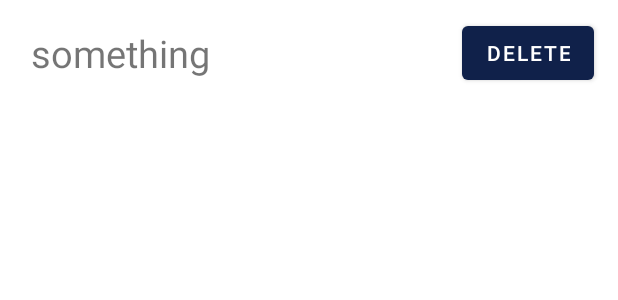
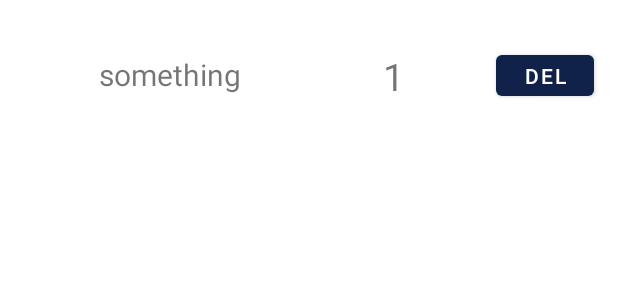
Before and after one commit to BabyKangaroo117/Frugl-APP, an Android app: the layout activity_list_view.xml on its own in the app's theme, with its tools: preview values and no code run, on a phone screen of 412 x 824 dp. Shown: the top 300 px of the screen. Run offline under Robolectric (Android 15) with nearby library versions, the phone set to English and light mode, and no system bars.

Commit message:
Added generic item names in create list page

```diff
--- a/app/src/main/java/com/example/frugl_app/data/repository/ItemRepository.kt
+++ b/app/src/main/java/com/example/frugl_app/data/repository/ItemRepository.kt
@@ -60,7 +60,7 @@ class ItemRepository(private val api: ApiService) {
 
                     genericItems.value = items
 
-                    Log.d("LOG_MESSAGE", response.body().toString())
+                    //Log.d("LOG_MESSAGE", response.body().toString())
                     //response.body()?.get(0)?.let { Log.d("LOG_HEADERS", it.toString()) }
                 }
                 else {
--- a/app/src/main/res/layout/activity_list_view.xml
+++ b/app/src/main/res/layout/activity_list_view.xml
@@ -3,26 +3,30 @@
     xmlns:app="http://schemas.android.com/apk/res-auto"
     xmlns:tools="http://schemas.android.com/tools"
     android:layout_width="match_parent"
-    android:layout_height="70dp">
+    android:layout_height="100dp">
 
     <TextView
         android:id="@+id/itemName"
-        android:layout_width="wrap_content"
-        android:layout_height="wrap_content"
-        android:layout_marginEnd="48dp"
+        android:layout_width="179dp"
+        android:layout_height="57dp"
+        android:layout_marginEnd="32dp"
         android:text="something"
-        android:textSize="25dp"
+        android:textSize="20dp"
+        android:textAlignment="center"
+        android:paddingTop="11dp"
         app:layout_constraintBottom_toBottomOf="parent"
         app:layout_constraintEnd_toStartOf="@+id/itemQuantity"
-        app:layout_constraintTop_toTopOf="parent"></TextView>
+        app:layout_constraintTop_toTopOf="parent"
+        app:layout_constraintVertical_bias="0.58"></TextView>
 
     <TextView
         android:id="@+id/itemQuantity"
-        android:layout_width="72dp"
-        android:layout_height="wrap_content"
+        android:layout_width="39dp"
+        android:layout_height="34dp"
         android:layout_alignParentEnd="true"
-        android:layout_marginEnd="48dp"
+        android:layout_marginEnd="56dp"
         android:paddingLeft="20dp"
+        android:text="1"
         android:textSize="25dp"
         app:layout_constraintBottom_toBottomOf="parent"
         app:layout_constraintEnd_toStartOf="@+id/itemDeleteButton"
@@ -30,8 +34,8 @@
 
     <Button
         android:id="@+id/itemDeleteButton"
-        android:layout_width="wrap_content"
-        android:layout_height="wrap_content"
+        android:layout_width="65dp"
+        android:layout_height="39dp"
         android:layout_alignParentEnd="true"
         android:layout_marginEnd="16dp"
         android:text="Delete"
```
Also changed, not shown: app/src/main/java/com/example/frugl_app/ui/list/CreateList.kt (+25 -7 lines).
